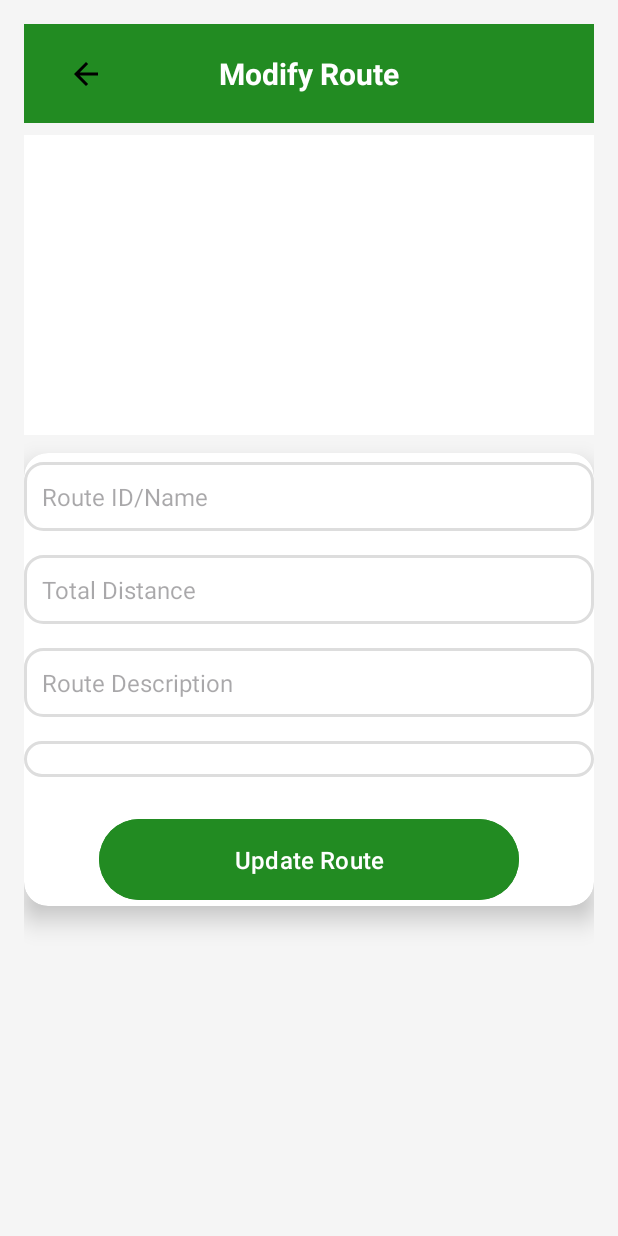
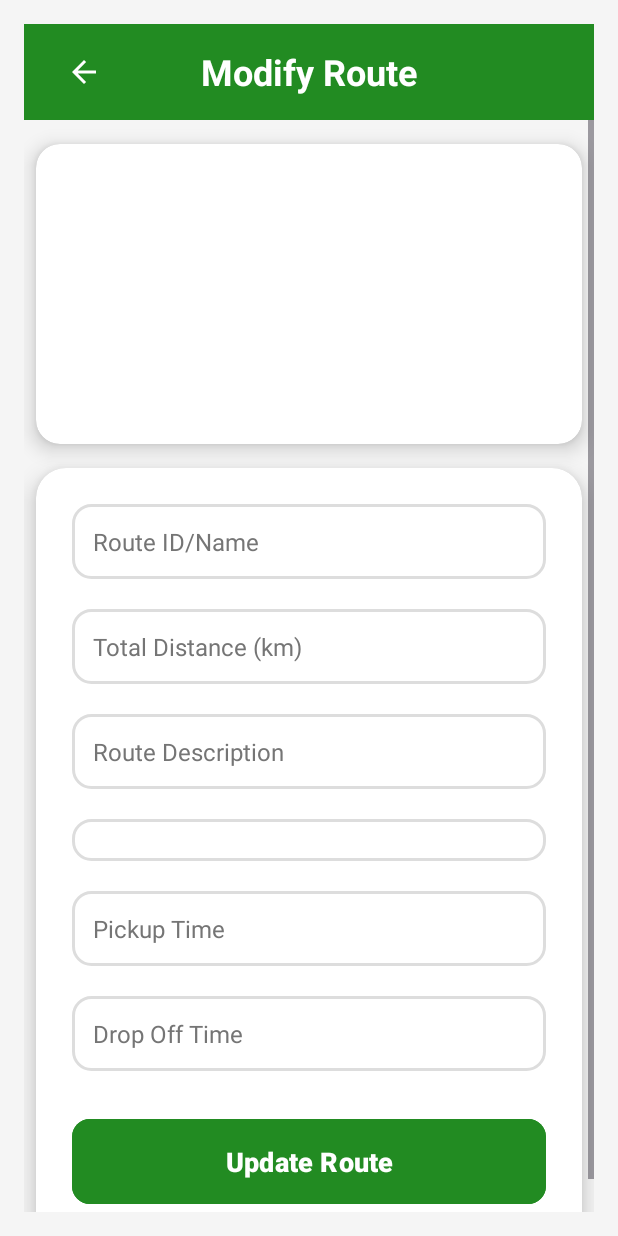
Before and after one commit to mnyando/Transport-App, an Android app: the ModifyRoute screen opened directly, with no data from a screen before it, on a phone screen of 412 x 824 dp. Run offline under Robolectric (Android 15) with nearby library versions, the light colour scheme and no system bars; our stand-ins replace Firebase (no records; nobody signed in at launch, a user with empty details on screens opened directly).

Commit message:
Add route and modify route changes

```diff
--- a/app/src/main/java/com/example/transportapp/Login.java
+++ b/app/src/main/java/com/example/transportapp/Login.java
@@ -130,7 +130,7 @@
     }
 
     private void fetchParentId(String authUid) {
-        db.collection("parents")
+        db.collection("users")
                 .whereEqualTo("authUid", authUid)
                 .limit(1)
                 .get()
--- a/app/src/main/java/com/example/transportapp/ModifyRoute.java
+++ b/app/src/main/java/com/example/transportapp/ModifyRoute.java
@@ -1,5 +1,6 @@
 package com.example.transportapp;
 
+import android.app.TimePickerDialog;
 import android.os.Bundle;
 import android.view.View;
 import android.widget.ArrayAdapter;
@@ -23,6 +24,7 @@
 public class ModifyRoute extends AppCompatActivity {
 
     private EditText routeNameInput, totalDistanceInput, routeDescriptionInput;
+    private EditText pickupTimeInput, dropOffTimeInput; // New fields
     private Spinner vehicleDropdown;
     private Button updateRouteButton;
     private RecyclerView routeRecyclerView;
@@ -31,8 +33,8 @@
     private List<Route> routeList;
     private RouteAdapter routeAdapter;
     private String selectedRouteId;
-    private List<String> vehicleNamesList; // To store vehicle names for the Spinner
-    private ArrayAdapter<String> vehicleAdapter; // Adapter for the Spinner
+    private List<String> vehicleNamesList;
+    private ArrayAdapter<String> vehicleAdapter;
 
     @Override
     protected void onCreate(Bundle savedInstanceState) {
@@ -43,6 +45,8 @@
         routeNameInput = findViewById(R.id.routeNameInput);
         totalDistanceInput = findViewById(R.id.totalDistanceInput);
         routeDescriptionInput = findViewById(R.id.routeDescriptionInput);
+        pickupTimeInput = findViewById(R.id.pickupTimeInput); // Initialize pickup time
+        dropOffTimeInput = findViewById(R.id.dropOffTimeInput); // Initialize drop-off time
         vehicleDropdown = findViewById(R.id.vehicleDropdown);
         updateRouteButton = findViewById(R.id.updateRouteButton);
         routeRecyclerView = findViewById(R.id.routeRecyclerView);
@@ -63,11 +67,15 @@
         vehicleDropdown.setAdapter(vehicleAdapter);
 
         // Fetch data
-        fetchVehicles(); // Fetch vehicle names first
-        fetchRoutes();   // Then fetch routes
+        fetchVehicles();
+        fetchRoutes();
 
         // Set button click listener for updating route
         updateRouteButton.setOnClickListener(v -> updateRouteInFirestore());
+
+        // Set click listeners for time inputs to show TimePickerDialog
+        pickupTimeInput.setOnClickListener(v -> showTimePickerDialog(pickupTimeInput));
+        dropOffTimeInput.setOnClickListener(v -> showTimePickerDialog(dropOffTimeInput));
     }
 
     private void fetchVehicles() {
@@ -76,7 +84,7 @@
                 .addOnSuccessListener(queryDocumentSnapshots -> {
                     vehicleNamesList.clear();
                     for (QueryDocumentSnapshot document : queryDocumentSnapshots) {
-                        String vehicleName = document.getString("vehicleName"); // Adjust field name as needed
+                        String vehicleName = document.getString("vehicleName");
                         if (vehicleName != null) {
                             vehicleNamesList.add(vehicleName);
                         }
@@ -86,9 +94,7 @@
                         Toast.makeText(this, "No vehicles found", Toast.LENGTH_SHORT).show();
                     }
                 })
-                .addOnFailureListener(e -> {
-                    Toast.makeText(this, "Failed to fetch vehicles: " + e.getMessage(), Toast.LENGTH_SHORT).show();
-                });
+                .addOnFailureListener(e -> Toast.makeText(this, "Failed to fetch vehicles: " + e.getMessage(), Toast.LENGTH_SHORT).show());
     }
 
     private void fetchRoutes() {
@@ -111,6 +117,8 @@
         routeNameInput.setText(route.getRouteName());
         totalDistanceInput.setText(String.valueOf(route.getTotalDistance()));
         routeDescriptionInput.setText(route.getRouteDescription());
+        pickupTimeInput.setText(route.getPickupTime()); // Set pickup time from database
+        dropOffTimeInput.setText(route.getDropOffTime()); // Set drop-off time from database
 
         // Set the Spinner to the route's vehicle
         int position = vehicleAdapter.getPosition(route.getVehicle());
@@ -132,8 +140,11 @@
         String routeDescription = routeDescriptionInput.getText().toString().trim();
         String selectedVehicle = vehicleDropdown.getSelectedItem() != null ?
                 vehicleDropdown.getSelectedItem().toString() : "";
+        String pickupTime = pickupTimeInput.getText().toString().trim(); // Get pickup time
+        String dropOffTime = dropOffTimeInput.getText().toString().trim(); // Get drop-off time
 
-        if (routeName.isEmpty() || totalDistanceStr.isEmpty() || routeDescription.isEmpty() || selectedVehicle.isEmpty()) {
+        if (routeName.isEmpty() || totalDistanceStr.isEmpty() || routeDescription.isEmpty() ||
+                selectedVehicle.isEmpty() || pickupTime.isEmpty() || dropOffTime.isEmpty()) {
             Toast.makeText(this, "Please fill out all fields and select a vehicle", Toast.LENGTH_SHORT).show();
             return;
         }
@@ -152,6 +163,8 @@
         updatedData.put("totalDistance", totalDistance);
         updatedData.put("routeDescription", routeDescription);
         updatedData.put("vehicle", selectedVehicle);
+        updatedData.put("pickupTime", pickupTime); // Include pickup time
+        updatedData.put("dropOffTime", dropOffTime); // Include drop-off time
 
         // Update Firestore
         firestore.collection("Routes")
@@ -163,4 +176,13 @@
                 })
                 .addOnFailureListener(e -> Toast.makeText(this, "Failed to update route: " + e.getMessage(), Toast.LENGTH_SHORT).show());
     }
+
+    private void showTimePickerDialog(EditText targetEditText) {
+        TimePickerDialog timePickerDialog = new TimePickerDialog(this,
+                (view, hourOfDay, minute) -> {
+                    String time = String.format("%02d:%02d", hourOfDay, minute); // Ensures "05:40"
+                    targetEditText.setText(time);
+                }, 12, 0, true); // 24-hour format, default to 12:00
+        timePickerDialog.show();
+    }
 }
--- a/app/src/main/res/layout/activity_modify_route.xml
+++ b/app/src/main/res/layout/activity_modify_route.xml
@@ -1,27 +1,28 @@
 <?xml version="1.0" encoding="utf-8"?>
-<LinearLayout
-    xmlns:android="http://schemas.android.com/apk/res/android"
+<LinearLayout xmlns:android="http://schemas.android.com/apk/res/android"
     xmlns:app="http://schemas.android.com/apk/res-auto"
     android:layout_width="match_parent"
     android:layout_height="match_parent"
+    android:background="#F5F5F5"
     android:orientation="vertical"
-    android:background="#F5F5F5"
     android:padding="16dp">
 
-    <!-- Navigation Bar -->
+    <!-- Navigation Bar (Fixed at the top) -->
     <androidx.appcompat.widget.Toolbar
         android:layout_width="match_parent"
-        android:layout_height="wrap_content"
+        android:layout_height="?attr/actionBarSize"
         android:background="@color/green"
+        android:elevation="6dp"
         android:theme="@style/ThemeOverlay.AppCompat.Dark.ActionBar">
 
         <ImageButton
-            android:layout_width="50dp"
-            android:layout_height="50dp"
-            android:layout_margin="8dp"
+            android:layout_width="48dp"
+            android:layout_height="48dp"
+            android:layout_marginStart="12dp"
             android:background="@null"
             android:contentDescription="Back"
-            android:src="@drawable/baseline_arrow_back_24" />
+            android:src="@drawable/baseline_arrow_back_24"
+            app:tint="@android:color/white" />
 
         <TextView
             android:layout_width="wrap_content"
@@ -29,43 +30,67 @@
             android:layout_gravity="center"
             android:text="Modify Route"
             android:textColor="@android:color/white"
-            android:textSize="20sp"
+            android:textSize="24sp"
             android:textStyle="bold" />
     </androidx.appcompat.widget.Toolbar>
 
-    <!-- RecyclerView for route items -->
-    <androidx.recyclerview.widget.RecyclerView
-        android:id="@+id/routeRecyclerView"
+    <!-- ScrollView for content below the toolbar -->
+    <ScrollView
         android:layout_width="match_parent"
-        android:layout_height="200dp"
-        android:layout_marginTop="8dp"
-        android:background="@android:color/white" />
-
-    <!-- Beautified Modify Route Form Section inside CardView -->
-    <androidx.cardview.widget.CardView
-        android:layout_width="match_parent"
-        android:layout_height="wrap_content"
-        android:layout_marginTop="12dp"
-        android:backgroundTint="@color/white"
-        android:padding="24dp"
-        app:cardCornerRadius="16dp"
-        app:cardElevation="10dp">
+        android:layout_height="0dp"
+        android:layout_weight="1"
+        android:fillViewport="true">
 
         <LinearLayout
             android:layout_width="match_parent"
             android:layout_height="wrap_content"
             android:orientation="vertical">
 
+            <!-- RecyclerView for route items -->
+            <androidx.cardview.widget.CardView
+                android:layout_width="match_parent"
+                android:layout_height="wrap_content"
+                android:layout_marginHorizontal="8dp"
+                android:layout_marginTop="16dp"
+                android:backgroundTint="@android:color/white"
+                app:cardCornerRadius="16dp"
+                app:cardElevation="8dp">
+
+                <androidx.recyclerview.widget.RecyclerView
+                    android:id="@+id/routeRecyclerView"
+                    android:layout_width="match_parent"
+                    android:layout_height="200dp"
+                    android:clipToPadding="false"
+                    android:overScrollMode="always"
+                    android:padding="12dp" />
+            </androidx.cardview.widget.CardView>
+
+            <!-- Beautified Modify Route Form Section inside CardView -->
+            <androidx.cardview.widget.CardView
+                android:layout_width="match_parent"
+                android:layout_height="wrap_content"
+                android:layout_marginHorizontal="8dp"
+                android:layout_marginTop="16dp"
+                android:backgroundTint="@android:color/white"
+                app:cardCornerRadius="20dp"
+                app:cardElevation="10dp">
+
+                <LinearLayout
+                    android:layout_width="match_parent"
+                    android:layout_height="wrap_content"
+                    android:orientation="vertical"
+                    android:padding="24dp">
+
                     <!-- Route ID/Name -->
                     <EditText
                         android:id="@+id/routeNameInput"
                         android:layout_width="match_parent"
                         android:layout_height="wrap_content"
+                        android:background="@drawable/edittext_background"
                         android:hint="Route ID/Name"
-                android:padding="12dp"
-                android:layout_marginTop="6dp"
-                android:background="@drawable/edittext_background"
-                android:textColor="@color/black"
+                        android:padding="14dp"
+                        android:textColor="#212121"
+                        android:textColorHint="#757575"
                         android:textSize="16sp" />
 
                     <!-- Total Distance -->
@@ -73,12 +98,13 @@
                         android:id="@+id/totalDistanceInput"
                         android:layout_width="match_parent"
                         android:layout_height="wrap_content"
-                android:hint="Total Distance"
-                android:layout_marginTop="16dp"
-                android:padding="12dp"
+                        android:layout_marginTop="20dp"
                         android:background="@drawable/edittext_background"
+                        android:hint="Total Distance (km)"
                         android:inputType="numberDecimal"
-                android:textColor="@color/black"
+                        android:padding="14dp"
+                        android:textColor="#212121"
+                        android:textColorHint="#757575"
                         android:textSize="16sp" />
 
                     <!-- Route Description -->
@@ -86,11 +112,12 @@
                         android:id="@+id/routeDescriptionInput"
                         android:layout_width="match_parent"
                         android:layout_height="wrap_content"
+                        android:layout_marginTop="20dp"
+                        android:background="@drawable/edittext_background"
                         android:hint="Route Description"
-                android:layout_marginTop="16dp"
-                android:padding="12dp"
-                android:background="@drawable/edittext_background"
-                android:textColor="@color/black"
+                        android:padding="14dp"
+                        android:textColor="#212121"
+                        android:textColorHint="#757575"
                         android:textSize="16sp" />
 
                     <!-- Vehicle Dropdown -->
@@ -98,23 +125,59 @@
                         android:id="@+id/vehicleDropdown"
                         android:layout_width="match_parent"
                         android:layout_height="wrap_content"
-                android:layout_marginTop="16dp"
-                android:padding="12dp"
-                android:background="@drawable/edittext_background" />
+                        android:layout_marginTop="20dp"
+                        android:background="@drawable/edittext_background"
+                        android:padding="14dp"
+                        android:spinnerMode="dropdown" />
+
+                    <!-- Pickup Time -->
+                    <EditText
+                        android:id="@+id/pickupTimeInput"
+                        android:layout_width="match_parent"
+                        android:layout_height="wrap_content"
+                        android:layout_marginTop="20dp"
+                        android:background="@drawable/edittext_background"
+                        android:cursorVisible="false"
+                        android:focusable="false"
+                        android:hint="Pickup Time"
+                        android:onClick="showTimePickerDialog"
+                        android:padding="14dp"
+                        android:textColor="#212121"
+                        android:textColorHint="#757575"
+                        android:textSize="16sp" />
+
+                    <!-- Drop Off Time -->
+                    <EditText
+                        android:id="@+id/dropOffTimeInput"
+                        android:layout_width="match_parent"
+                        android:layout_height="wrap_content"
+                        android:layout_marginTop="20dp"
+                        android:background="@drawable/edittext_background"
+                        android:cursorVisible="false"
+                        android:focusable="false"
+                        android:hint="Drop Off Time"
+                        android:onClick="showTimePickerDialog"
+                        android:padding="14dp"
+                        android:textColor="#212121"
+                        android:textColorHint="#757575"
+                        android:textSize="16sp" />
 
                     <!-- Update Button -->
                     <Button
                         android:id="@+id/updateRouteButton"
-                android:layout_width="280dp"
+                        android:layout_width="match_parent"
                         android:layout_height="wrap_content"
+                        android:layout_gravity="center"
+                        android:layout_marginTop="28dp"
+                        android:backgroundTint="@color/green"
+                        android:padding="16dp"
                         android:text="Update Route"
-                android:layout_gravity="center"
-                android:textSize="16sp"
-                android:textColor="@color/white"
-                android:backgroundTint="@color/green"
-                android:layout_marginTop="24dp"
-                android:padding="16dp"
-                android:drawablePadding="8dp" />
+                        android:textColor="@android:color/white"
+                        android:textSize="18sp"
+                        android:textStyle="bold"
+                        app:cornerRadius="12dp" />
                 </LinearLayout>
             </androidx.cardview.widget.CardView>
         </LinearLayout>
+    </ScrollView>
+</LinearLayout>
```
Also changed, not shown: app/src/main/java/com/example/transportapp/AddRoute.java (+31 -2 lines), app/src/main/java/com/example/transportapp/Route.java (+8 -12 lines), app/src/main/java/com/example/transportapp/RouteAdapter.java (+10 -11 lines), app/src/main/res/layout/activity_add_route.xml (+72 -36 lines). Lines whose indentation alone changed are shown as unchanged.
